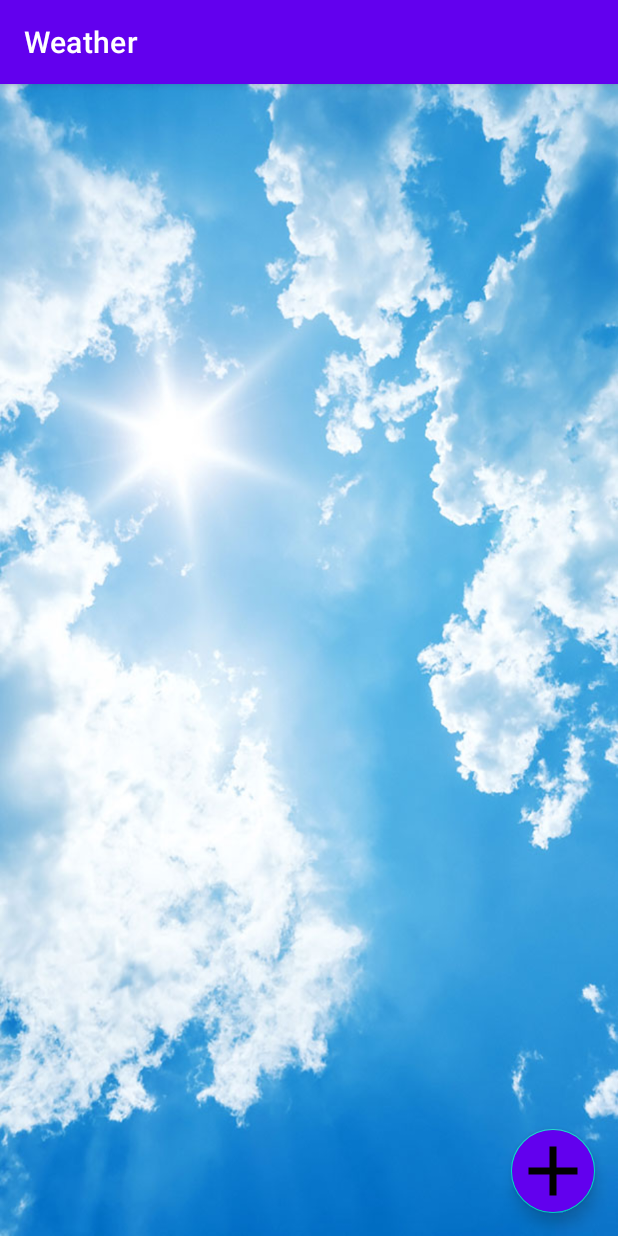
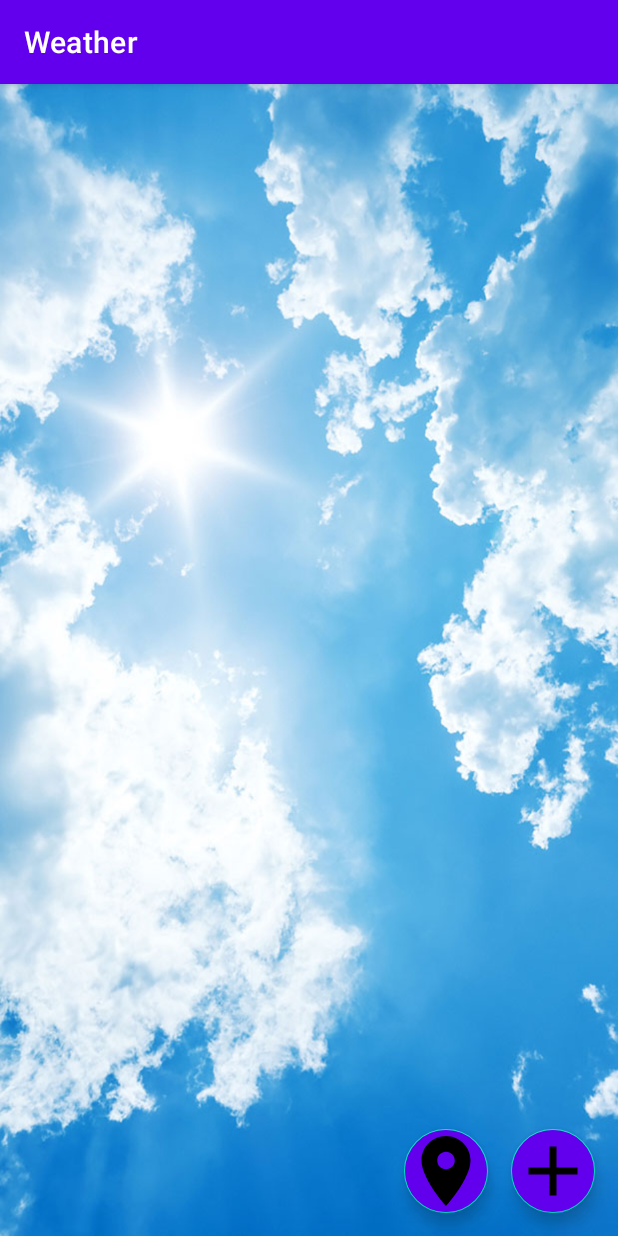
Before and after one commit to pfrost982/Weather, an Android app: the screen it shows after launch (MainActivity), on a phone screen of 412 x 824 dp. Run offline under Robolectric (Android 15) with nearby library versions, the phone set to English and light mode, and no system bars; our stand-ins replace Room's generated code.

```diff
--- a/app/src/main/AndroidManifest.xml
+++ b/app/src/main/AndroidManifest.xml
@@ -3,6 +3,7 @@
     package="ru.gb.weather">
 
     <uses-permission android:name="android.permission.INTERNET" />
+    <uses-permission android:name="android.permission.ACCESS_FINE_LOCATION"/>
 
     <application
         android:allowBackup="true"
--- /dev/null
+++ b/app/src/main/res/drawable/ic_baseline_location_on_24.xml
@@ -0,0 +1,10 @@
+<vector xmlns:android="http://schemas.android.com/apk/res/android"
+    android:width="24dp"
+    android:height="24dp"
+    android:viewportWidth="24"
+    android:viewportHeight="24"
+    android:tint="?attr/colorControlNormal">
+  <path
+      android:fillColor="@android:color/white"
+      android:pathData="M12,2C8.13,2 5,5.13 5,9c0,5.25 7,13 7,13s7,-7.75 7,-13c0,-3.87 -3.13,-7 -7,-7zM12,11.5c-1.38,0 -2.5,-1.12 -2.5,-2.5s1.12,-2.5 2.5,-2.5 2.5,1.12 2.5,2.5 -1.12,2.5 -2.5,2.5z"/>
+</vector>
--- a/app/src/main/res/layout/fragment_main.xml
+++ b/app/src/main/res/layout/fragment_main.xml
@@ -34,6 +34,17 @@
         app:layout_constraintEnd_toEndOf="parent"
         app:maxImageSize="@dimen/fab_icon_size" />
 
+    <com.google.android.material.floatingactionbutton.FloatingActionButton
+        android:id="@+id/main_location_fab"
+        android:layout_width="wrap_content"
+        android:layout_height="wrap_content"
+        android:layout_margin="@dimen/fab_margin"
+        android:backgroundTint="@color/purple_500"
+        android:src="@drawable/ic_baseline_location_on_24"
+        app:layout_constraintBottom_toBottomOf="parent"
+        app:layout_constraintEnd_toStartOf="@id/main_fragment_fab"
+        app:maxImageSize="@dimen/fab_icon_size" />
+
     <FrameLayout
         android:id="@+id/main_fragment_loading_layout"
         android:layout_width="match_parent"
```
Also changed, not shown: app/src/main/java/ru/gb/weather/view/main/MainFragment.kt (+82 -2 lines).
